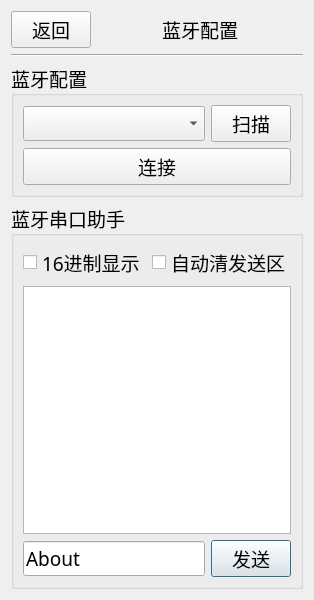
Before: the Qt Designer form configwindow.ui in ZzzzzzS/uper2018, drawn with Qt 5.
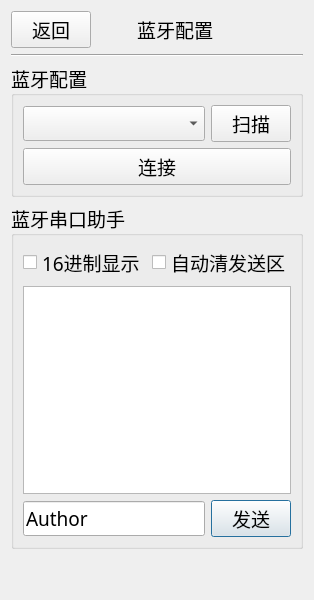
After: the same form once the commit is applied.

```diff
--- a/configwindow.ui
+++ b/configwindow.ui
@@ -25,6 +25,8 @@
      <item>
       <layout class="QVBoxLayout" name="verticalLayout">
        <item>
+        <layout class="QHBoxLayout" name="horizontalLayout_5">
+         <item>
         <layout class="QHBoxLayout" name="horizontalLayout">
          <item>
           <widget class="QPushButton" name="CloseButton">
@@ -46,8 +48,16 @@
            </property>
           </spacer>
          </item>
+          </layout>
+         </item>
          <item>
           <widget class="QLabel" name="label">
+           <property name="sizePolicy">
+            <sizepolicy hsizetype="Fixed" vsizetype="Preferred">
+             <horstretch>0</horstretch>
+             <verstretch>0</verstretch>
+            </sizepolicy>
+           </property>
            <property name="text">
             <string>蓝牙配置</string>
            </property>
@@ -150,14 +160,18 @@
              </layout>
             </item>
             <item>
-             <widget class="QTextEdit" name="ReceiveArea"/>
+             <widget class="QTextEdit" name="ReceiveArea">
+              <property name="readOnly">
+               <bool>true</bool>
+              </property>
+             </widget>
             </item>
             <item>
              <layout class="QHBoxLayout" name="horizontalLayout_4">
               <item>
                <widget class="QLineEdit" name="SendArea">
                 <property name="text">
-                 <string>About</string>
+                 <string>Author</string>
                 </property>
                </widget>
               </item>
@@ -178,6 +192,22 @@
          </layout>
         </widget>
        </item>
+       <item>
+        <spacer name="verticalSpacer">
+         <property name="orientation">
+          <enum>Qt::Vertical</enum>
+         </property>
+         <property name="sizeType">
+          <enum>QSizePolicy::Fixed</enum>
+         </property>
+         <property name="sizeHint" stdset="0">
+          <size>
+           <width>20</width>
+           <height>40</height>
+          </size>
+         </property>
+        </spacer>
+       </item>
       </layout>
      </item>
     </layout>
```
Left out of the diff: 6 changed lines with no effect on the pictures. Lines whose indentation alone changed are shown as unchanged.
